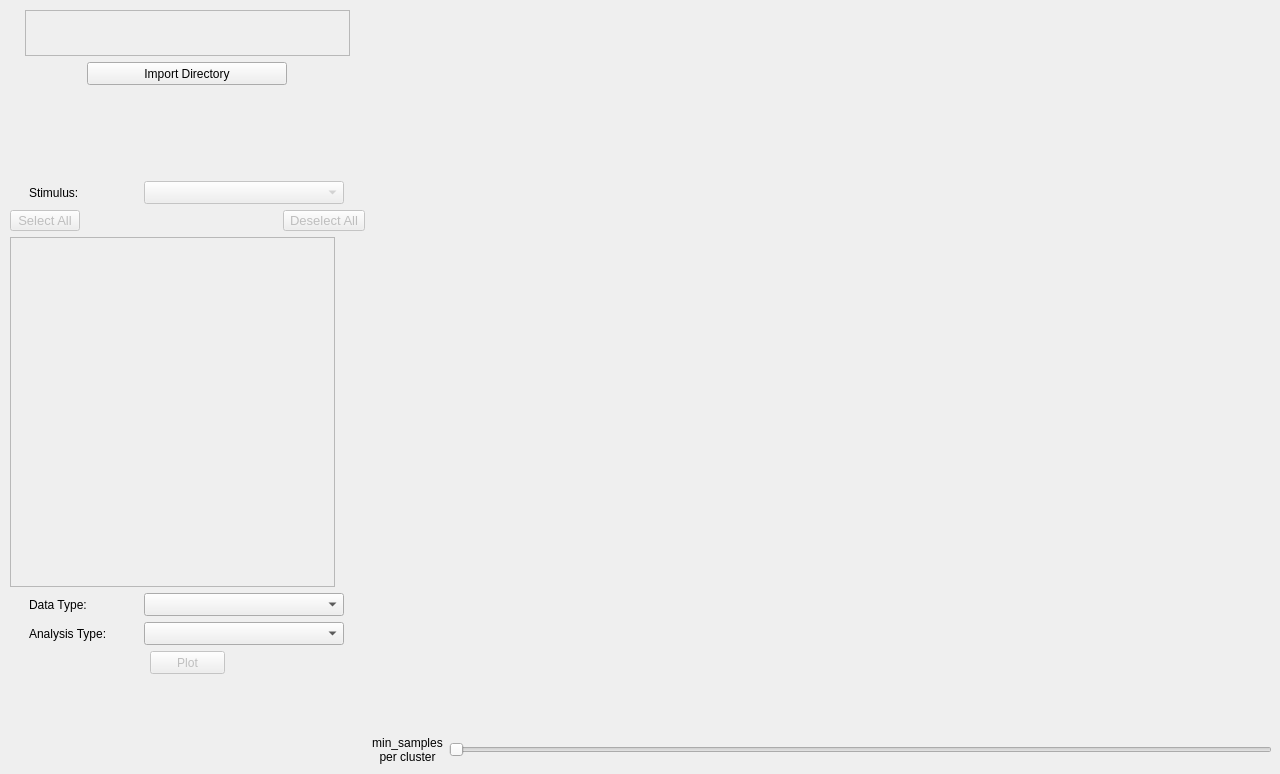
Old version of the form src/main/app_gui.ui in the repository ks061/eye-tracking-visualizer.
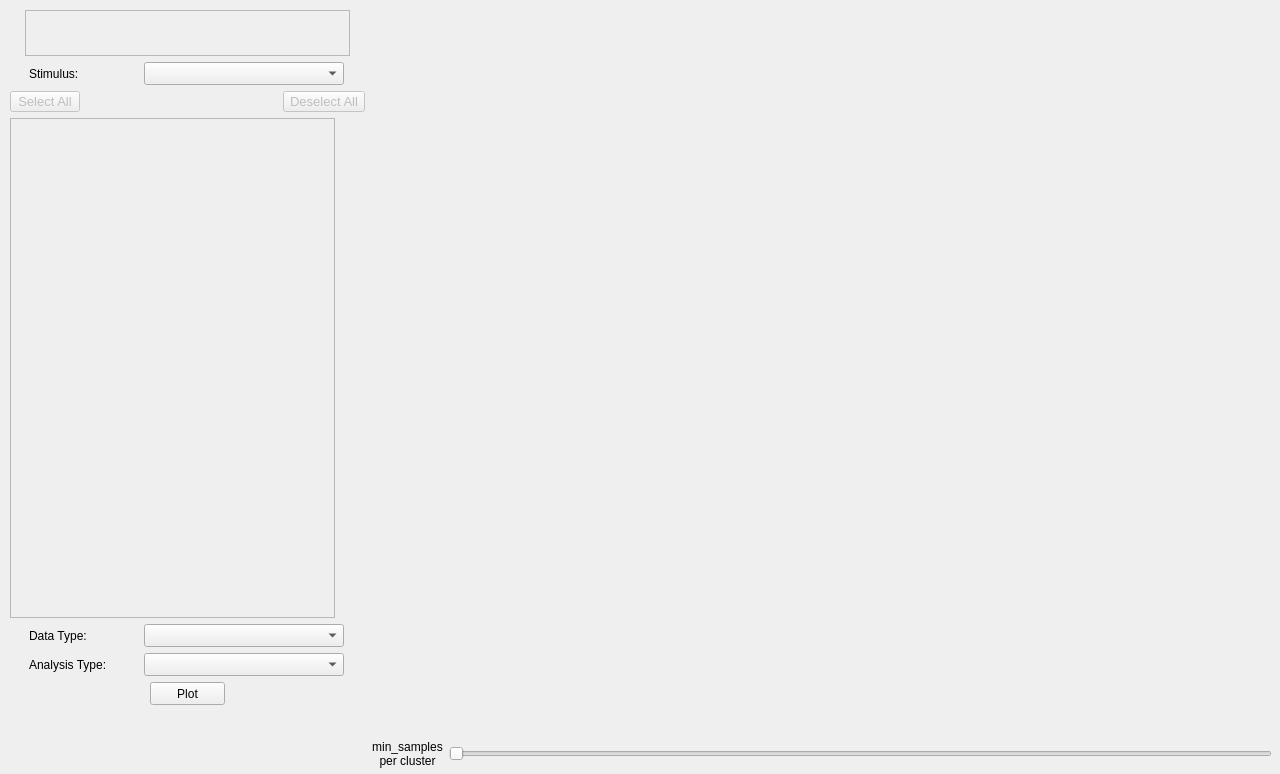
New version of the form.

Patch:
```diff
--- a/src/main/app_gui.ui
+++ b/src/main/app_gui.ui
@@ -29,7 +29,7 @@
       <x>10</x>
       <y>10</y>
       <width>1262</width>
-      <height>754</height>
+      <height>758</height>
      </rect>
     </property>
     <layout class="QHBoxLayout" name="plotting_row_hbox">
@@ -98,47 +98,6 @@
          </widget>
         </widget>
        </item>
-       <item alignment="Qt::AlignHCenter">
-        <widget class="QPushButton" name="directory_button">
-         <property name="enabled">
-          <bool>true</bool>
-         </property>
-         <property name="sizePolicy">
-          <sizepolicy hsizetype="Minimum" vsizetype="Minimum">
-           <horstretch>0</horstretch>
-           <verstretch>0</verstretch>
-          </sizepolicy>
-         </property>
-         <property name="minimumSize">
-          <size>
-           <width>200</width>
-           <height>23</height>
-          </size>
-         </property>
-         <property name="maximumSize">
-          <size>
-           <width>200</width>
-           <height>23</height>
-          </size>
-         </property>
-         <property name="text">
-          <string>Import Directory</string>
-         </property>
-        </widget>
-       </item>
-       <item>
-        <spacer name="directory_vspacer">
-         <property name="orientation">
-          <enum>Qt::Vertical</enum>
-         </property>
-         <property name="sizeHint" stdset="0">
-          <size>
-           <width>20</width>
-           <height>20</height>
-          </size>
-         </property>
-        </spacer>
-       </item>
        <item>
         <layout class="QHBoxLayout" name="stimulus_hbox">
          <item>
@@ -163,7 +122,7 @@
          <item>
           <widget class="QComboBox" name="stimulus_menu">
            <property name="enabled">
-            <bool>false</bool>
+            <bool>true</bool>
            </property>
            <property name="minimumSize">
             <size>
@@ -278,13 +237,13 @@
          <property name="minimumSize">
           <size>
            <width>325</width>
-           <height>350</height>
+           <height>500</height>
           </size>
          </property>
          <property name="maximumSize">
           <size>
            <width>325</width>
-           <height>350</height>
+           <height>500</height>
           </size>
          </property>
          <property name="frameShape">
@@ -305,7 +264,7 @@
             <x>0</x>
             <y>0</y>
             <width>323</width>
-            <height>348</height>
+            <height>498</height>
            </rect>
           </property>
          </widget>
@@ -398,7 +357,7 @@
        <item alignment="Qt::AlignHCenter">
         <widget class="QPushButton" name="plot_button">
          <property name="enabled">
-          <bool>false</bool>
+          <bool>true</bool>
          </property>
          <property name="minimumSize">
           <size>
```
Left out of the diff: 1 changed line with no effect on the pictures.
